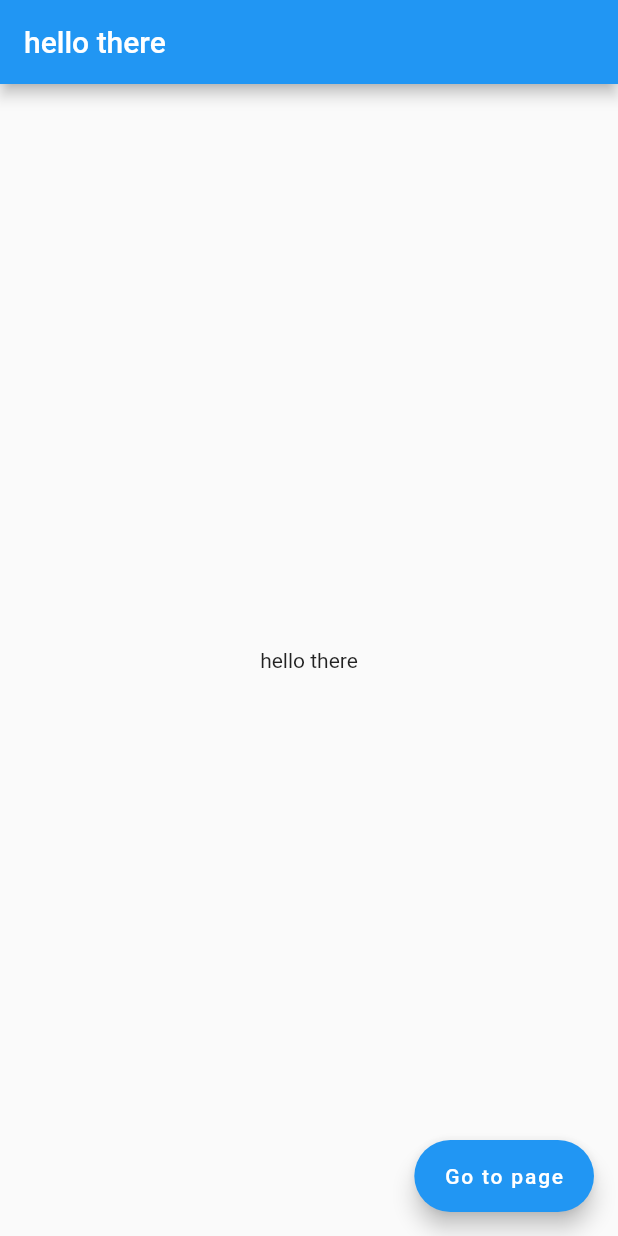
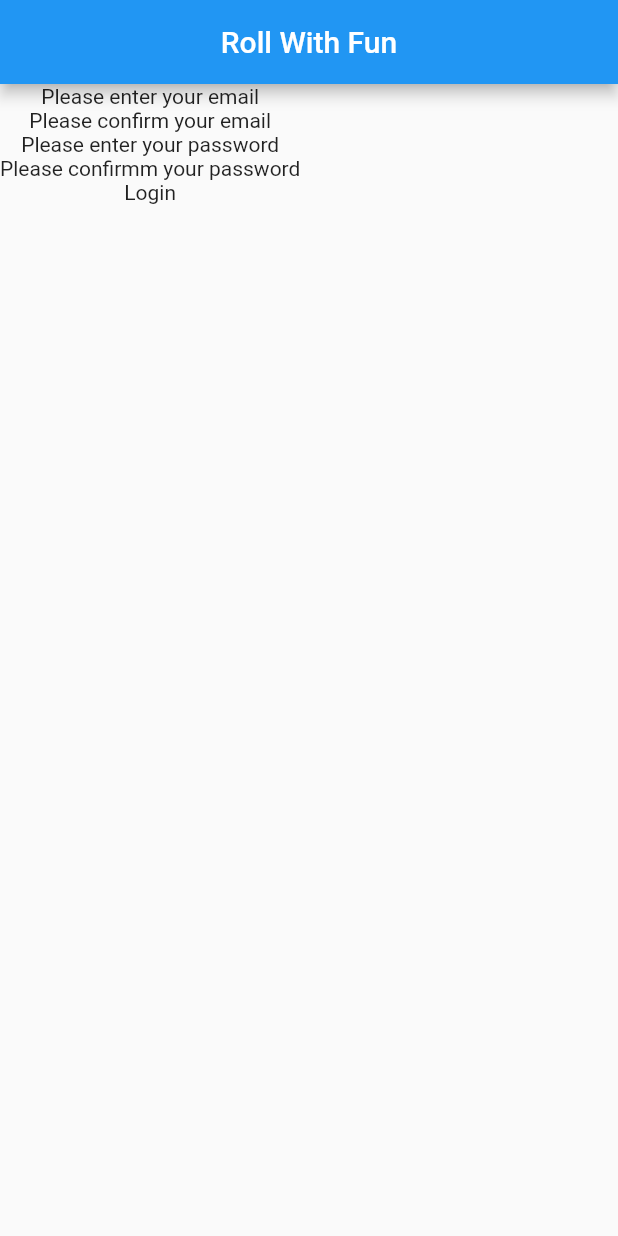
Before and after one commit to RajPorus19/RollWithFun, a Flutter app: the screen it shows after launch, on a phone screen of 412 x 824 dp. Run offline on Flutter 3.47's test engine with Material 2 defaults, Android fonts, the phone set to English and light mode, and no system bars.

Commit message:
added login class

```diff
--- a/lang/en.json
+++ b/lang/en.json
@@ -1,4 +1,12 @@
 {
-    "first_string" : "hello there",
-    "second_string" : "Oh hi Mark."
+    "appName" : "Roll With Fun",
+    "emailHint" : "Please enter your email",
+    "emailHint2" : "Please confirm your email",
+    "passwordHint" : "Please enter your password",
+    "passowrdHint2" : "Please confirmm your password",
+    "loginText" : "Login",
+    "registerText" : "Register",
+    "createAccountText" : "Create your account",
+    "firstNameHint" : "First name",
+    "lastNameHint" : "Last name"
 }
--- a/lang/fr.json
+++ b/lang/fr.json
@@ -1,4 +1,12 @@
 {
-    "first_string" : "Salut toi",
-    "second_string" : "Oh salut Mark."
+    "appName" : "Roll With Fun",
+    "emailHint" : "Veuillez saisir votre email",
+    "emailHint2" : "Veuillez confirmer votre email",
+    "passwordHint" : "Veuillez saisir votre password",
+    "passowrdHint2" : "Veuillez confirmer votre password",
+    "loginText" : "Connexion",
+    "registerText" : "Inscription",
+    "createAccountText" : "Créer votre compte",
+    "firstNameHint" : "Prénom",
+    "lastNameHint" : "Nom de famille"
 }
--- a/lib/main.dart
+++ b/lib/main.dart
@@ -1,55 +1,10 @@
-// Copyright 2017 The Chromium Authors. All rights reserved.
-// Use of this source code is governed by a BSD-style license that can be
-// found in the LICENSE file.
-
-// A simple "rough and ready" example of localizing a Flutter app.
-// Spanish and English (locale language codes 'en' and 'es') are
-// supported.
-
-// The pubspec.yaml file must include flutter_localizations in its
-// dependencies section. For example:
-//
-// dependencies:
-//   flutter:
-//   sdk: flutter
-//  flutter_localizations:
-//    sdk: flutter
-
-// If you run this app with the device's locale set to anything but
-// English or Spanish, the app's locale will be English. If you
-// set the device's locale to Spanish, the app's locale will be
-// Spanish.
-
-import 'dart:async';
-import 'package:roll_with_fun/pages/page.dart';
+import 'package:roll_with_fun/pages/login.dart';
 import 'language.dart';
 import 'package:flutter/material.dart';
-import 'package:flutter/foundation.dart' show SynchronousFuture;
 import 'package:flutter_localizations/flutter_localizations.dart';
 
 
-
-class DemoApp extends StatelessWidget {
-  @override
-  Widget build(BuildContext context) {
-    return Scaffold(
-      appBar: AppBar(
-        title: Text(DemoLocalizations.of(context).getText('first_string'),
-        ),
-      ),
-      body: Center(
-        child: Text(DemoLocalizations.of(context).getText('first_string'),
-        ),
-      ),
-      floatingActionButton: FloatingActionButton.extended(onPressed: (){
-        Navigator.push(context, MaterialPageRoute(builder: (context)=>PageTwo()));
-      },
-      label: Text("Go to page")),
-    );
-  }
-}
-
-class Demo extends StatelessWidget {
+class MyApp extends StatelessWidget {
   @override
   Widget build(BuildContext context) {
     return MaterialApp(
@@ -63,25 +18,25 @@ class Demo extends StatelessWidget {
         const Locale('fr', ''),
       ],
       localeResolutionCallback: (locale, supportedLocales) {
-        // Check if the current device locale is supported
         for (var supportedLocale in supportedLocales) {
           if (supportedLocale.languageCode == locale.languageCode) {
             return supportedLocale;
           }
         }
-        // If the locale of the device is not supported, use the first one
-        // from the list (English, in this case).
         return Locale('en', '');
       },
-      // Watch out: MaterialApp creates a Localizations widget
-      // with the specified delegates. DemoLocalizations.of()
-      // will only find the app's Localizations widget if its
-      // context is a child of the app.
-      home: DemoApp(),
+      home: Login(),
     );
   }
 }
 
-void main() {
-  runApp(Demo());
-}
+void main() => runApp(MaterialApp(
+
+  initialRoute: '/',
+
+  routes: {
+    '/': (context) => MyApp(),
+  },
+
+  )
+);
--- /dev/null
+++ b/lib/pages/login.dart
@@ -0,0 +1,27 @@
+import 'package:flutter/material.dart';
+import 'package:roll_with_fun/language.dart';
+
+class Login extends StatelessWidget {
+  @override
+  Widget build(BuildContext context) {
+    return Scaffold(
+      appBar: AppBar(
+        title: Text(
+          DemoLocalizations.of(context).getText('appName'),
+        ),
+        centerTitle: true,
+      ),
+      body:
+        Flex(
+          direction: Axis.vertical,
+          children: <Widget>[
+            Text(DemoLocalizations.of(context).getText('emailHint')),
+            Text(DemoLocalizations.of(context).getText('emailHint2')),
+            Text(DemoLocalizations.of(context).getText('passwordHint')),
+            Text(DemoLocalizations.of(context).getText('passowrdHint2')),
+            Text(DemoLocalizations.of(context).getText('loginText')),
+          ],
+        ),
+    );
+  }
+}
```
Also changed, not shown: lib/pages/page.dart (deleted, +0 -11 lines).
